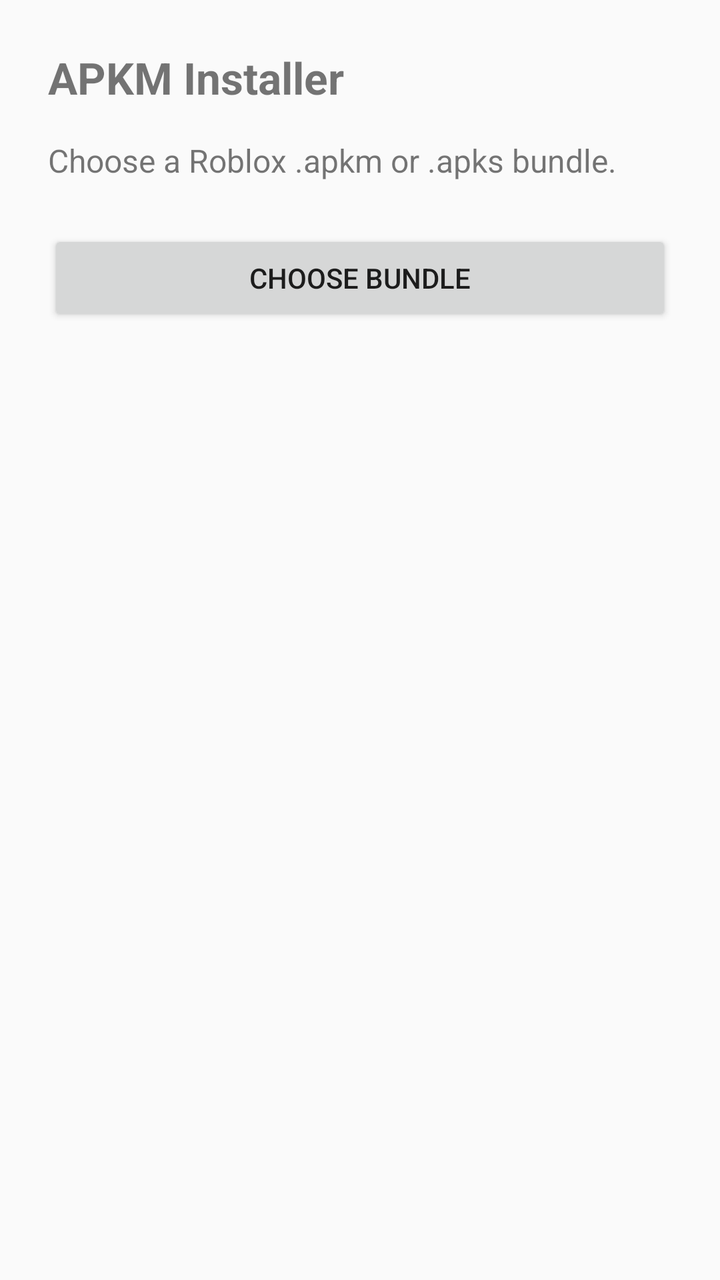
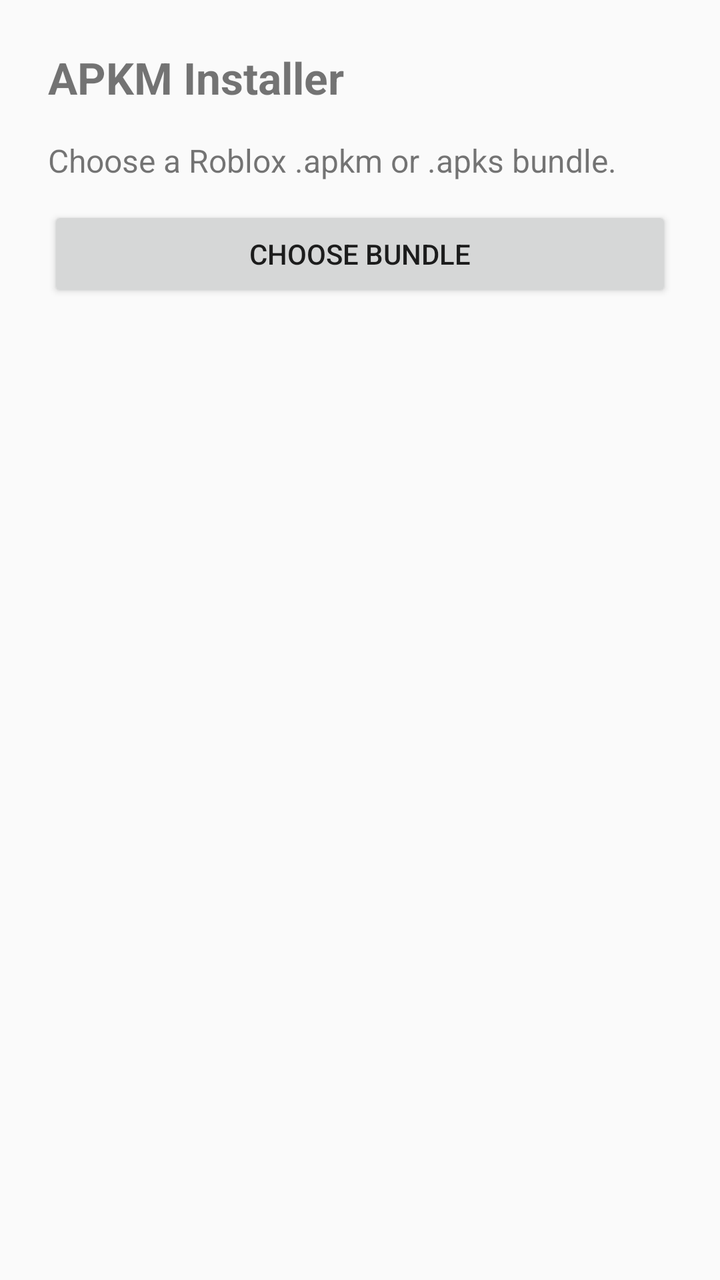

An Android layout rendered at two revisions. The XML below is the earlier revision; the diff shows what the commit changed to produce the second picture.
<!-- AndroidManifest.xml: application theme android:Theme.Material.Light.DarkActionBar -->
<!-- res/layout/activity_main.xml -->
<?xml version="1.0" encoding="utf-8"?>
<LinearLayout xmlns:android="http://schemas.android.com/apk/res/android"
    android:layout_width="match_parent"
    android:layout_height="match_parent"
    android:orientation="vertical"
    android:padding="24dp">

    <TextView
        android:layout_width="match_parent"
        android:layout_height="wrap_content"
        android:text="@string/app_name"
        android:textSize="22sp"
        android:textStyle="bold" />

    <TextView
        android:id="@+id/status"
        android:layout_width="match_parent"
        android:layout_height="wrap_content"
        android:layout_marginTop="16dp"
        android:text="@string/ready"
        android:textSize="16sp" />

    <ProgressBar
        android:id="@+id/progress"
        style="?android:attr/progressBarStyleHorizontal"
        android:layout_width="match_parent"
        android:layout_height="wrap_content"
        android:layout_marginTop="12dp"
        android:indeterminate="true"
        android:visibility="gone" />

    <Button
        android:id="@+id/choose"
        android:layout_width="match_parent"
        android:layout_height="wrap_content"
        android:layout_marginTop="24dp"
        android:text="@string/choose_bundle" />
</LinearLayout>
<!-- resources referenced by this layout -->
<resources>
  <string name="app_name">APKM Installer</string>
  <string name="choose_bundle">Choose bundle</string>
  <string name="ready">Choose a Roblox .apkm or .apks bundle.</string>
</resources>

<!-- the commit's change to res/layout/activity_main.xml (unified diff, before → after) -->
@@ -30,9 +30,17 @@
         android:visibility="gone" />
 
     <Button
+        android:id="@+id/permission"
+        android:layout_width="match_parent"
+        android:layout_height="wrap_content"
+        android:layout_marginTop="24dp"
+        android:text="@string/allow_install_permission"
+        android:visibility="gone" />
+
+    <Button
         android:id="@+id/choose"
         android:layout_width="match_parent"
         android:layout_height="wrap_content"
-        android:layout_marginTop="24dp"
+        android:layout_marginTop="12dp"
         android:text="@string/choose_bundle" />
 </LinearLayout>
<!-- resource entries referenced after the edit -->
@@ -1,5 +1,6 @@
 <!-- resources referenced by this layout -->
 <resources>
+  <string name="allow_install_permission">Allow installing apps</string>
   <string name="app_name">APKM Installer</string>
   <string name="choose_bundle">Choose bundle</string>
   <string name="ready">Choose a Roblox .apkm or .apks bundle.</string>
